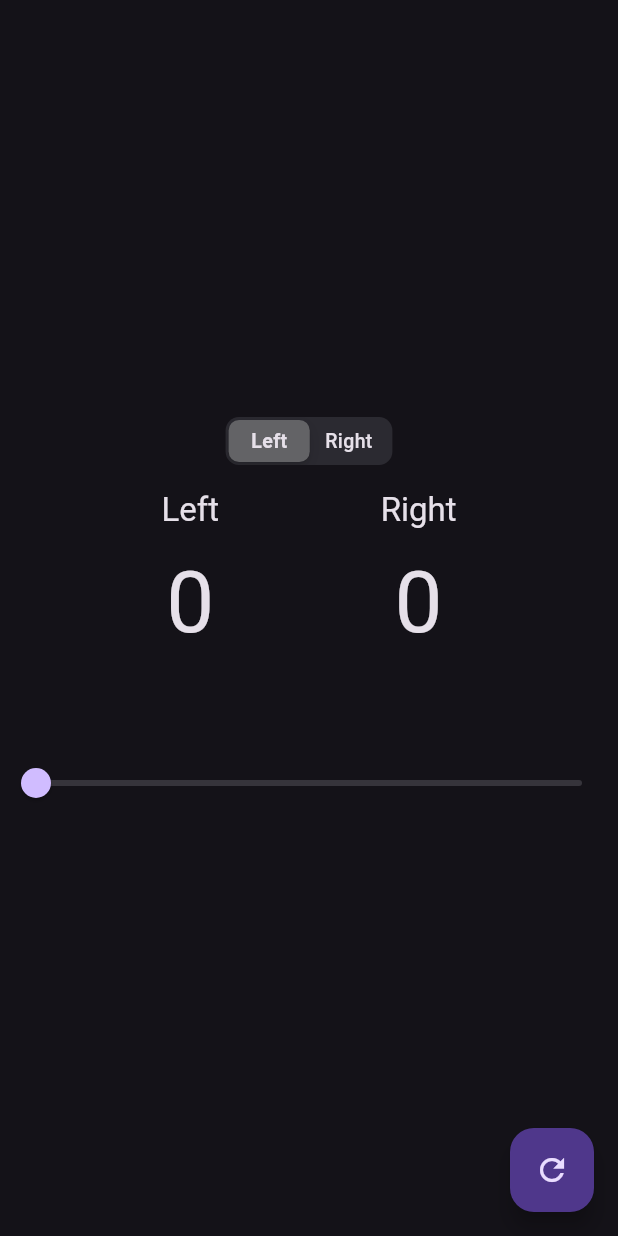
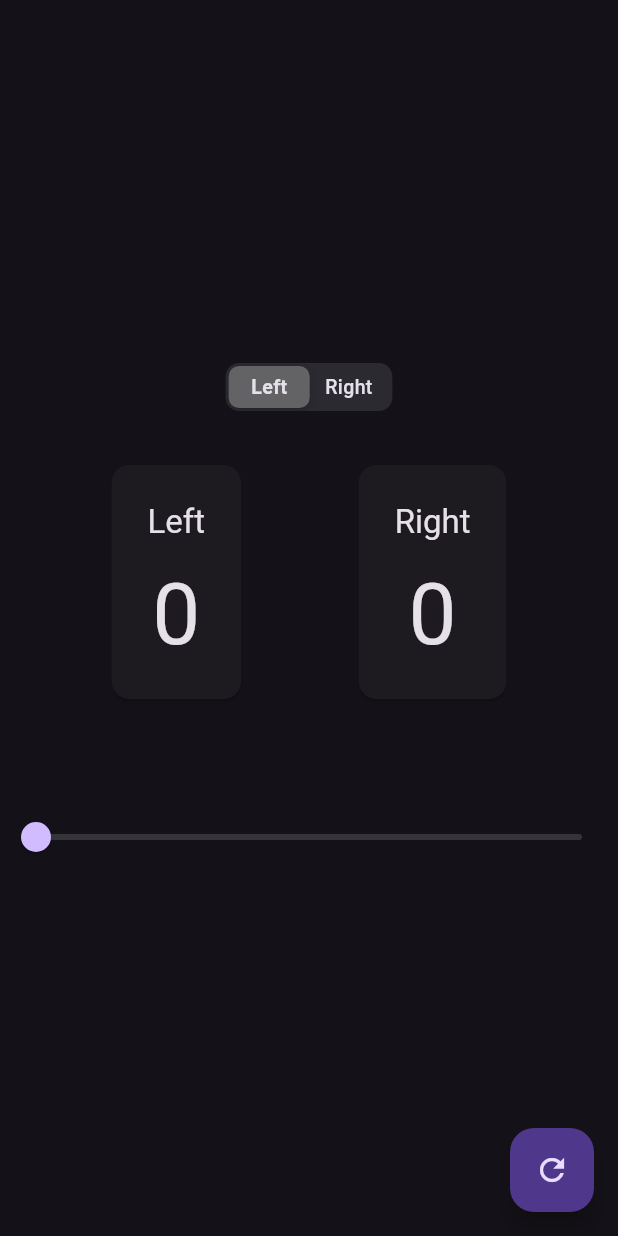
Before and after one commit to Anupdas/counter-app, a Flutter app: the screen it shows after launch, on a phone screen of 412 x 824 dp. Run offline on Flutter 3.47's test engine with Material 3 defaults, Android fonts, the phone set to English and light mode, and no system bars.

Commit message:
Starting point for tutorial.

```diff
--- a/lib/pages/slider/components/left_content.dart
+++ b/lib/pages/slider/components/left_content.dart
@@ -9,7 +9,10 @@ class LeftContentView extends StatelessWidget {
 
   @override
   Widget build(BuildContext context) {
-    return Column(
+    return Card(
+      child: Padding(
+        padding: const EdgeInsets.all(24.0),
+        child: Column(
           children: [
             Text(
               'Left',
@@ -17,9 +20,9 @@ class LeftContentView extends StatelessWidget {
             ),
             Padding(
               padding: const EdgeInsets.only(top: 16.0),
-          child: Selector<SliderState, SliderState>(
-            shouldRebuild: (previous, next) => next.isLeft,
-            selector: (context, state) => state,
+              child: Consumer<SliderState>(
+                //shouldRebuild: (previous, next) => next.isLeft,
+                //selector: (context, state) => state,
                 builder: (context, state, _) => Text(
                   '${(state.sliderValue * 100).round()}',
                   style: Theme.of(context).textTheme.displayLarge,
@@ -27,6 +30,8 @@ class LeftContentView extends StatelessWidget {
               ),
             ),
           ],
+        ),
+      ),
     );
   }
 }
--- a/lib/pages/slider/components/right_content.dart
+++ b/lib/pages/slider/components/right_content.dart
@@ -9,7 +9,10 @@ class RightContentView extends StatelessWidget {
 
   @override
   Widget build(BuildContext context) {
-    return Column(
+    return Card(
+      child: Padding(
+        padding: const EdgeInsets.all(24.0),
+        child: Column(
           children: [
             Text(
               'Right',
@@ -17,9 +20,9 @@ class RightContentView extends StatelessWidget {
             ),
             Padding(
               padding: const EdgeInsets.only(top: 16.0),
-          child: Selector<SliderState, SliderState>(
-            shouldRebuild: (previous, next) => next.isRight,
-            selector: (context, state) => state,
+              child: Consumer<SliderState>(
+                //shouldRebuild: (previous, next) => next.isRight,
+                //selector: (context, state) => state,
                 builder: (context, state, _) => Text(
                   '${(state.sliderValue * 100).round()}',
                   style: Theme.of(context).textTheme.displayLarge,
@@ -27,6 +30,8 @@ class RightContentView extends StatelessWidget {
               ),
             ),
           ],
+        ),
+      ),
     );
   }
 }
--- a/lib/pages/slider/components/slider.dart
+++ b/lib/pages/slider/components/slider.dart
@@ -17,7 +17,6 @@ class SliderView extends StatelessWidget {
         if (onChanged != null) {
           onChanged!(value);
         }
-
         context.read<SliderState>().setSliderValue(value);
       },
     );
--- a/lib/pages/slider/page.dart
+++ b/lib/pages/slider/page.dart
@@ -55,7 +55,7 @@ class HomePage extends StatelessWidget {
                     },
                   ),
 
-                  SizedBox(height: 16),
+                  SizedBox(height: 32),
                   Row(
                     mainAxisSize: MainAxisSize.max,
                     mainAxisAlignment: MainAxisAlignment.spaceEvenly,
```
Lines whose indentation alone changed are shown as unchanged.
